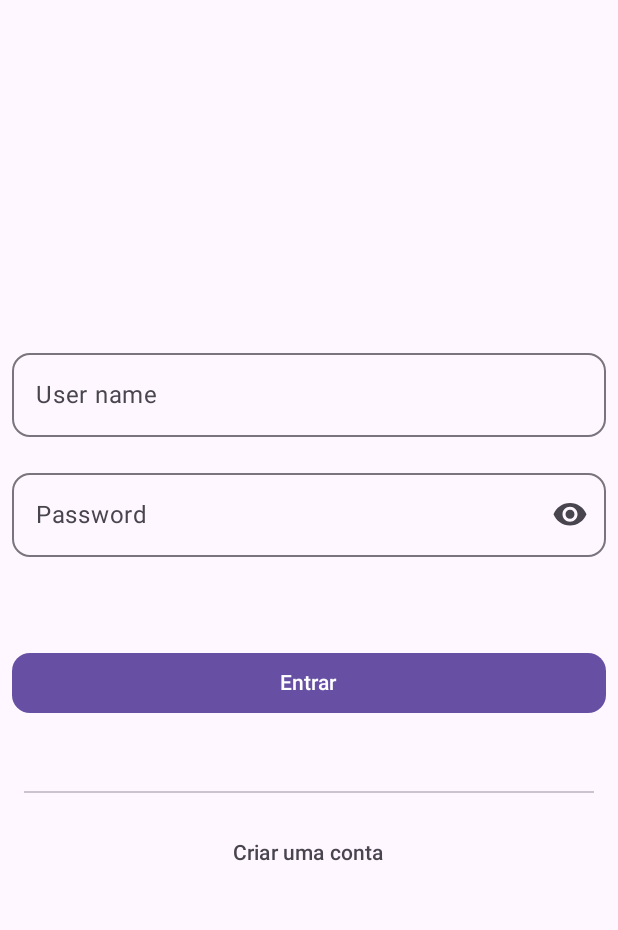
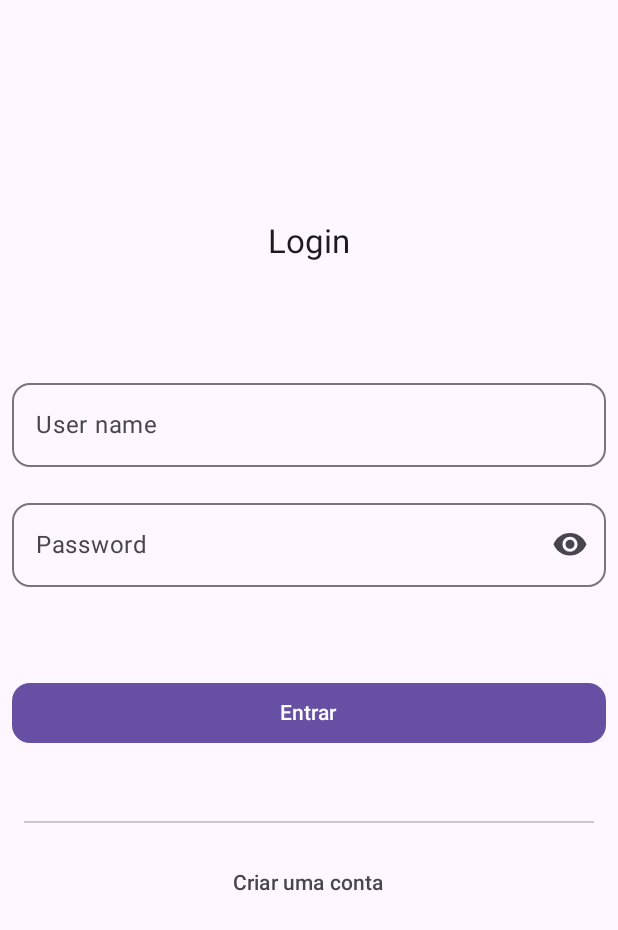
Before and after one commit to JirlanSouza/smart-home, an Android app built with Jetpack Compose: the screen it shows after launch (MainActivity), on a phone screen of 412 x 824 dp. Shown: the top 930 px of the screen. Run offline under Robolectric (Android 15) with nearby library versions, the phone set to English and light mode, and no system bars; our stand-ins replace Dagger/Hilt's generated code.

Commit message:
feat: add the `SignIn form` title

```diff
--- a/app/src/main/java/com/js/smarthome/authentication/ui/components/SignInForm.kt
+++ b/app/src/main/java/com/js/smarthome/authentication/ui/components/SignInForm.kt
@@ -38,7 +38,9 @@ fun SignInForm(
         verticalArrangement = Arrangement.Center,
         modifier = Modifier.padding(horizontal = 8.dp, vertical = 32.dp)
     ) {
-        Spacer(modifier = Modifier.height(60.dp))
+        Text(text = "Login", style = MaterialTheme.typography.titleLarge)
+
+        Spacer(modifier = Modifier.height(72.dp))
 
         OutlinedTextField(
             singleLine = true,
```
